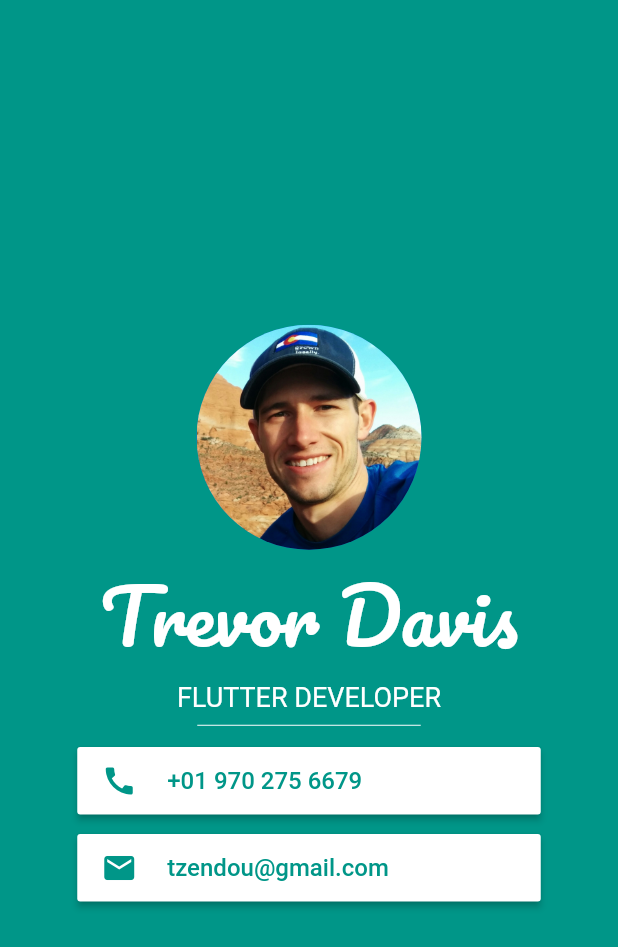
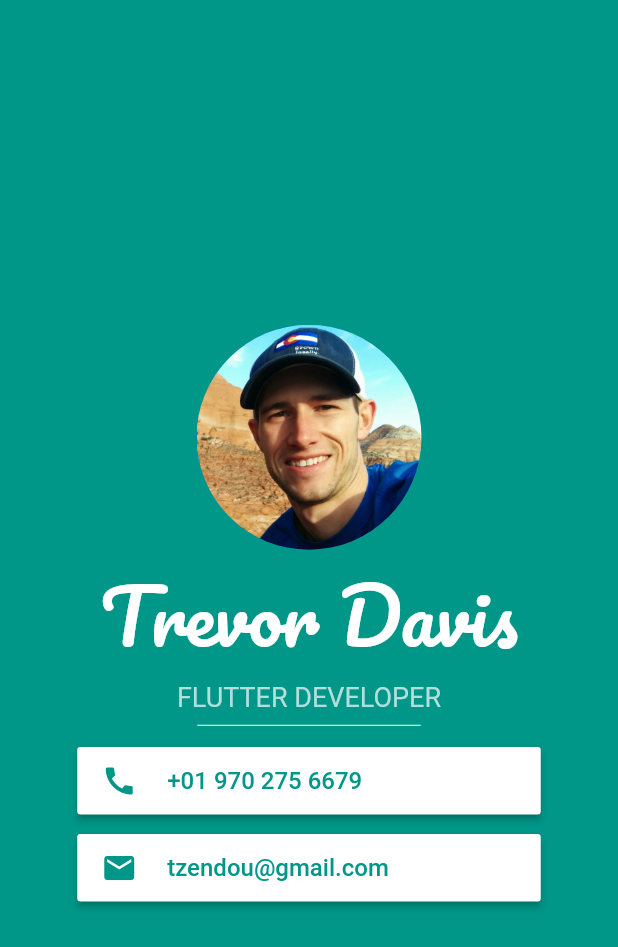
Before and after one commit to T-Davis/flutter_demos, a Flutter app: the screen it shows after launch, on a phone screen of 412 x 824 dp. Shown: the top 947 px of the screen. Run offline on Flutter 3.47's test engine with Material 2 defaults, Android fonts, the phone set to English and light mode, and no system bars; our stand-ins replace google_fonts.

Commit message:
Change text color

```diff
--- a/mi_card_flutter/lib/main.dart
+++ b/mi_card_flutter/lib/main.dart
@@ -36,7 +36,7 @@ class MyApp extends StatelessWidget {
                       style: GoogleFonts.lexendExa(
                         textStyle: TextStyle(
                           fontSize: 18,
-                          color: Colors.white,
+                          color: Colors.teal.shade100,
                         ),
                       ),
                     ),
```
